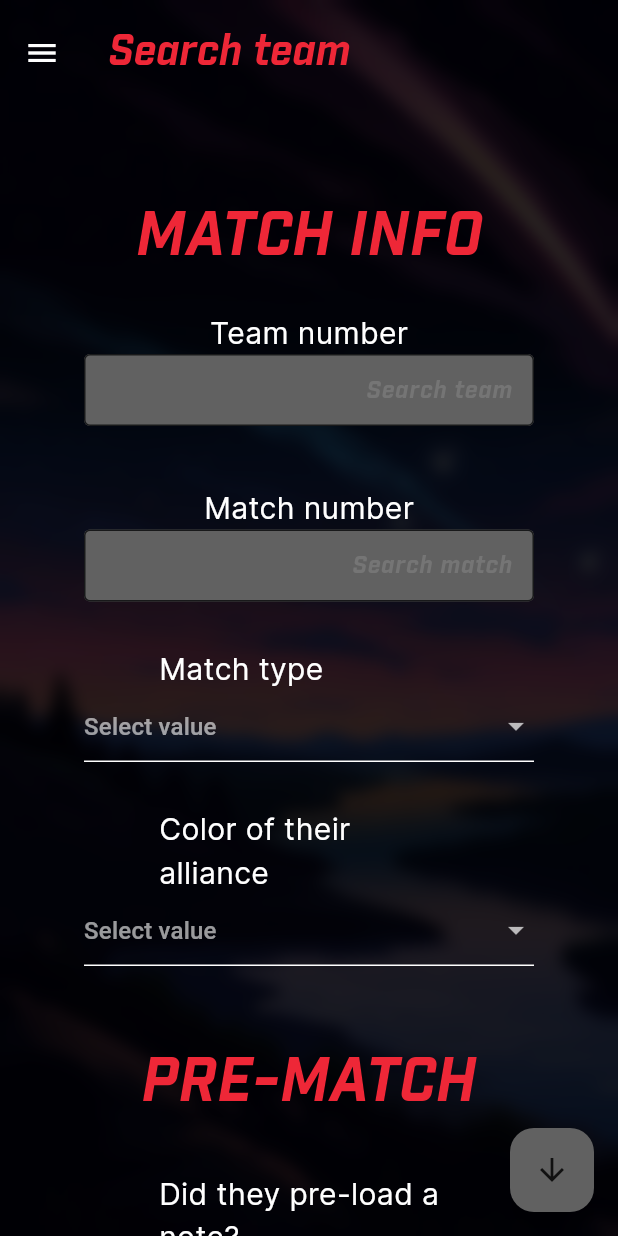
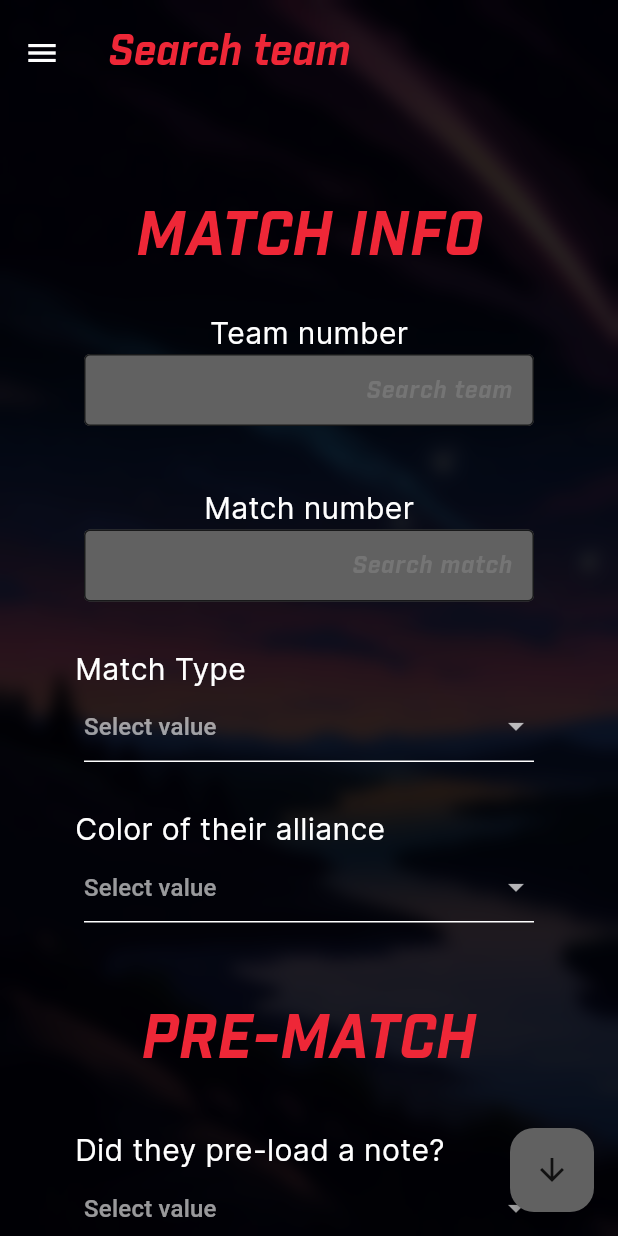
Before and after one commit to armandomm09/rex, a Flutter app: the NewMatchScouting screen opened by its route, on a phone screen of 412 x 824 dp. Run offline on Flutter 3.47's test engine with Material 3 defaults, Android fonts, the phone set to English and light mode, and no system bars; our stand-ins replace awesome_snackbar_content, carousel_slider, cloud_firestore, firebase_auth, firebase_core, firebase_storage and 9 more; missing offline and left inert: liquid_pull_refresh, model_viewer_plus, ssh2; accounts and stored records are empty; generated files the repository leaves out were written again; network calls fail; project files that could hold a hidden picture were left out.

Commit message:
match scout text done

```diff
--- /dev/null
+++ b/devtools_options.yaml
@@ -0,0 +1,3 @@
+description: This file stores settings for Dart & Flutter DevTools.
+documentation: https://docs.flutter.dev/tools/devtools/extensions#configure-extension-enablement-states
+extensions:
--- a/lib/components/forms/form_dropdown.dart
+++ b/lib/components/forms/form_dropdown.dart
@@ -15,7 +15,8 @@ class FormDropdown extends StatefulWidget {
     this.listOfItems = const ["Yes", "No"],
     required this.title,
     this.fontSize = 20,
-    this.onSaved, this.controller,
+    this.onSaved,
+    this.controller,
   });
 
   @override
@@ -30,19 +31,24 @@ class _FormDropdownState extends State<FormDropdown> {
   Widget build(BuildContext context) {
     List<DropdownMenuItem<String>> items = [];
 
-    items = widget.listOfItems.map((item) => DropdownMenuItem(
+    items = widget.listOfItems
+        .map((item) => DropdownMenuItem(
               value: item,
               child: AppText(
                 text: item,
                 textColor: TextColor.red,
               ),
-    )).toList();
+            ))
+        .toList();
 
-    return Column(
+    return Center(
+      child: Padding(
+        padding: const EdgeInsets.symmetric(horizontal: 40),
+        child: Column(
           children: [
             const SizedBox(height: 30),
-        SizedBox(
-          width: 200,
+            Container(
+              width: double.infinity,
               child: AppText(
                 text: widget.title,
                 textColor: TextColor.red,
@@ -73,6 +79,8 @@ class _FormDropdownState extends State<FormDropdown> {
               ),
             ),
           ],
+        ),
+      ),
     );
   }
 }
--- a/lib/components/generals/app_text.dart
+++ b/lib/components/generals/app_text.dart
@@ -55,6 +55,7 @@ class AppText extends StatelessWidget {
   @override
   Widget build(BuildContext context) {
     return Text(
+      softWrap: true,
       text,
       //selectionHeightStyle: BoxHeightStyle.includeLineSpacingBottom,
       style: TextStyle(
--- a/lib/pages/scout/match_scout.dart
+++ b/lib/pages/scout/match_scout.dart
@@ -646,6 +646,7 @@ class _NewMatchScoutingState extends State<NewMatchScouting> {
 
   buildVerticalLayout() {
     return Column(
+      mainAxisSize: MainAxisSize.max,
       children: [
         const SizedBox(
           height: 130,
@@ -686,10 +687,12 @@ class _NewMatchScoutingState extends State<NewMatchScouting> {
           hintText: "Search match",
           controller: matchController,
         ),
-        FormDropdown(
-          title: "Match type",
-          listOfItems: const ["Qualis", "Practice", "Playoffs"],
-          controller: matchTypeController,
+        Center(
+          child: FormDropdown(
+            title: 'Match Type ',
+            listOfItems: const ["Qualis", "Practice", "Playoffs"],
+            controller: matchTypeController,
+          ),
         ),
         FormDropdown(
           title: "Color of their alliance",
```
Also changed, not shown: lib/pages/user_sign/login_page.dart (+16 -11 lines), lib/pages/user_sign/register_page.dart (+27 -36 lines). Lines whose indentation alone changed are shown as unchanged.
